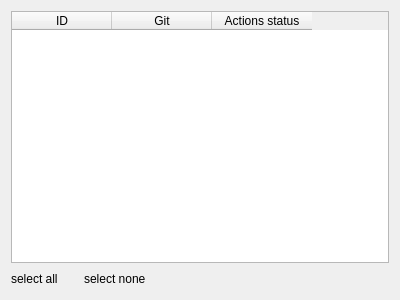
This is src/openfluid/ui/waresdev/WorkspaceDevWaresWidget.ui in OpenFLUID/openfluid as Qt 5 draws it before an edit. The edited form follows.
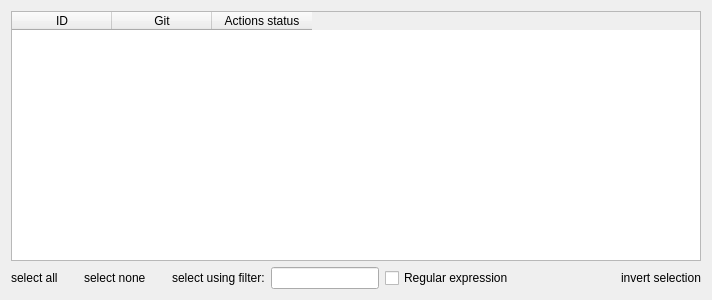
This is the edited form. Custom widgets are drawn as their Qt base class.

Commit message:
Selection options in development dashboard
* Added filtered selection using wildcard or regexp selection
* Added inversion of current selection

```diff
--- a/src/openfluid/ui/waresdev/WorkspaceDevWaresWidget.ui
+++ b/src/openfluid/ui/waresdev/WorkspaceDevWaresWidget.ui
@@ -6,7 +6,7 @@
    <rect>
     <x>0</x>
     <y>0</y>
-    <width>400</width>
+    <width>712</width>
     <height>300</height>
    </rect>
   </property>
@@ -74,6 +74,39 @@
        </property>
       </widget>
      </item>
+     <item>
+      <spacer name="horizontalSpacer_3">
+       <property name="orientation">
+        <enum>Qt::Horizontal</enum>
+       </property>
+       <property name="sizeType">
+        <enum>QSizePolicy::Fixed</enum>
+       </property>
+       <property name="sizeHint" stdset="0">
+        <size>
+         <width>20</width>
+         <height>20</height>
+        </size>
+       </property>
+      </spacer>
+     </item>
+     <item>
+      <widget class="openfluid::ui::common::ActionLabel" name="SelectFilteredActionLabel">
+       <property name="text">
+        <string>select using filter:</string>
+       </property>
+      </widget>
+     </item>
+     <item>
+      <widget class="QLineEdit" name="RegExpEdit"/>
+     </item>
+     <item>
+      <widget class="QCheckBox" name="RegExpCheckBox">
+       <property name="text">
+        <string>Regular expression</string>
+       </property>
+      </widget>
+     </item>
      <item>
       <spacer name="horizontalSpacer_2">
        <property name="orientation">
@@ -87,6 +120,13 @@
        </property>
       </spacer>
      </item>
+     <item>
+      <widget class="openfluid::ui::common::ActionLabel" name="SelectInvertActionLabel">
+       <property name="text">
+        <string>invert selection</string>
+       </property>
+      </widget>
+     </item>
     </layout>
    </item>
   </layout>
```
The commit also changes 2 other files.
